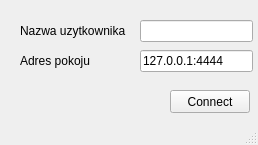
First picture: the form in Qt/mainwindow.ui, repository WAndraszyk/Projekt-SK2, before the edit.
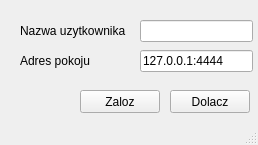
Second picture: the form after the edit.

The edit to the form file:
```diff
--- a/Qt/mainwindow.ui
+++ b/Qt/mainwindow.ui
@@ -62,7 +62,7 @@
      </rect>
     </property>
     <property name="text">
-     <string>Connect</string>
+     <string>Dolacz</string>
     </property>
    </widget>
    <widget class="QLabel" name="label">
@@ -97,6 +97,19 @@
      <cstring>inputAddress</cstring>
     </property>
    </widget>
+   <widget class="QPushButton" name="hostButton">
+    <property name="geometry">
+     <rect>
+      <x>80</x>
+      <y>90</y>
+      <width>80</width>
+      <height>23</height>
+     </rect>
+    </property>
+    <property name="text">
+     <string>Zaloz</string>
+    </property>
+   </widget>
   </widget>
   <widget class="QStatusBar" name="statusbar"/>
  </widget>
```
Left out of the diff: 4 changed lines with no effect on the pictures.
